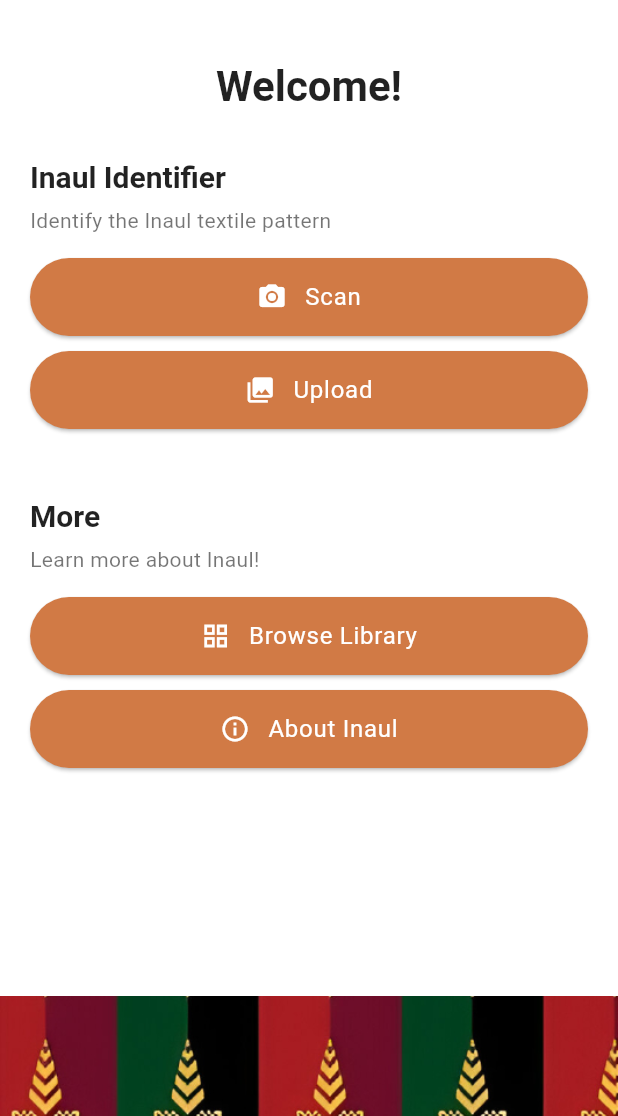
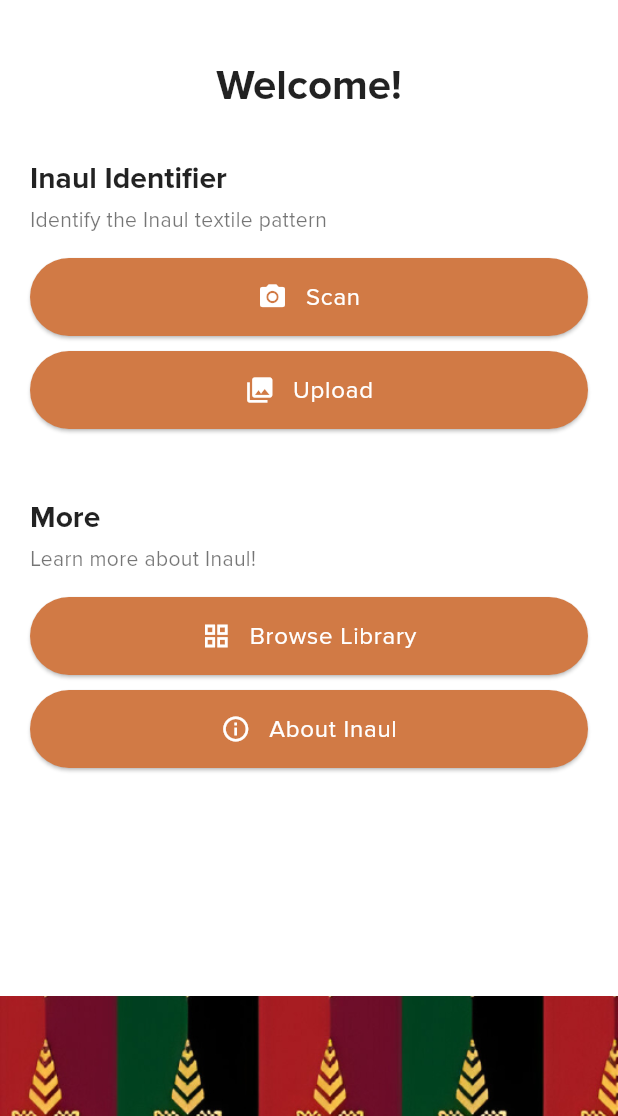
Before and after one commit to krlgarcia/inawl-app, a Flutter app: the screen it shows after launch, on a phone screen of 412 x 824 dp, the part 120-1236 px from its top. Run offline on Flutter 3.47's test engine with Material 3 defaults, Android fonts, the phone set to English and light mode, and no system bars; our stand-ins replace camera, image_picker; missing offline and left inert: tflite_flutter.

Commit message:
added custom font

```diff
--- /dev/null
+++ b/assets/font/COPYRIGHT.txt
@@ -0,0 +1 @@
+Copyright (c) Mark Simonson, 2005. All rights reserved.
--- a/lib/core/theme/app_theme.dart
+++ b/lib/core/theme/app_theme.dart
@@ -11,6 +11,7 @@ class AppTheme {
     return ThemeData(
       primarySwatch: _createMaterialColor(primaryColor),
       scaffoldBackgroundColor: backgroundColor,
+      fontFamily: 'ProximaNova',
       appBarTheme: const AppBarTheme(
         backgroundColor: primaryColor,
         foregroundColor: Colors.white,
```
Also changed, not shown: pubspec.yaml (+17 -0 lines), assets/font/proximanova_black.otf (added), assets/font/proximanova_black.ttf (added), assets/font/proximanova_blackit.otf (added), assets/font/proximanova_bold.otf (added), assets/font/proximanova_boldit.otf (added), assets/font/proximanova_extrabold.otf (added), assets/font/proximanova_light.otf (added), assets/font/proximanova_regular.ttf (added).
